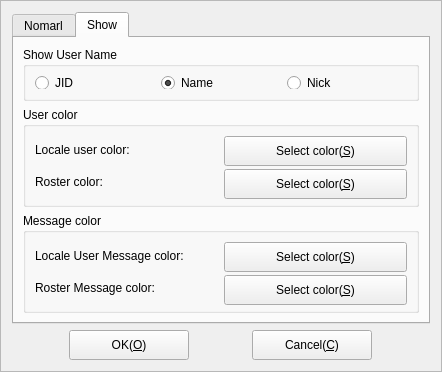
Qt form Widgets/FrmOptions/FrmOptions.ui (KangLin/RabbitIm) before a commit.
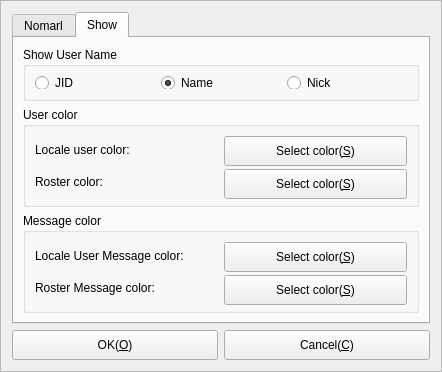
The same form after that commit. Icons and pictures are not drawn.

Commit message: 聊天室成员列表tooltip设置为成员jid

What changed in the file:
```diff
--- a/Widgets/FrmOptions/FrmOptions.ui
+++ b/Widgets/FrmOptions/FrmOptions.ui
@@ -493,8 +493,8 @@
        </property>
        <property name="maximumSize">
         <size>
-         <width>120</width>
-         <height>40</height>
+         <width>16777215</width>
+         <height>16777215</height>
         </size>
        </property>
        <property name="text">
@@ -522,8 +522,8 @@
        </property>
        <property name="maximumSize">
         <size>
-         <width>120</width>
-         <height>40</height>
+         <width>16777215</width>
+         <height>16777215</height>
         </size>
        </property>
        <property name="text">
```
The commit also changes 2 other files.
